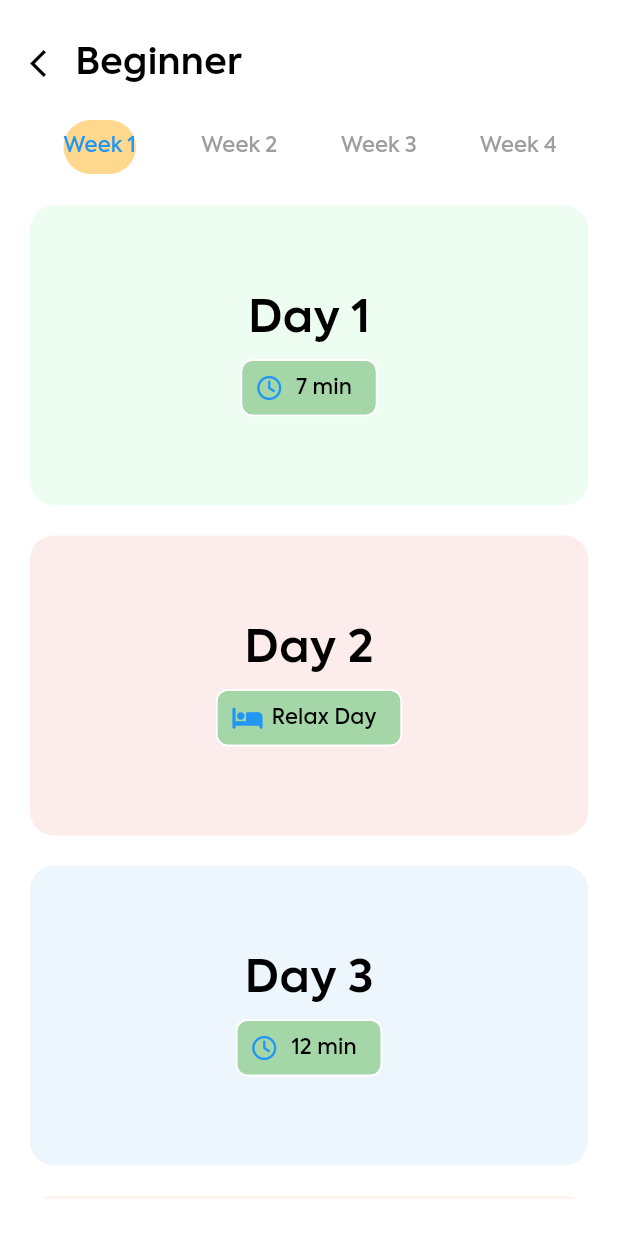
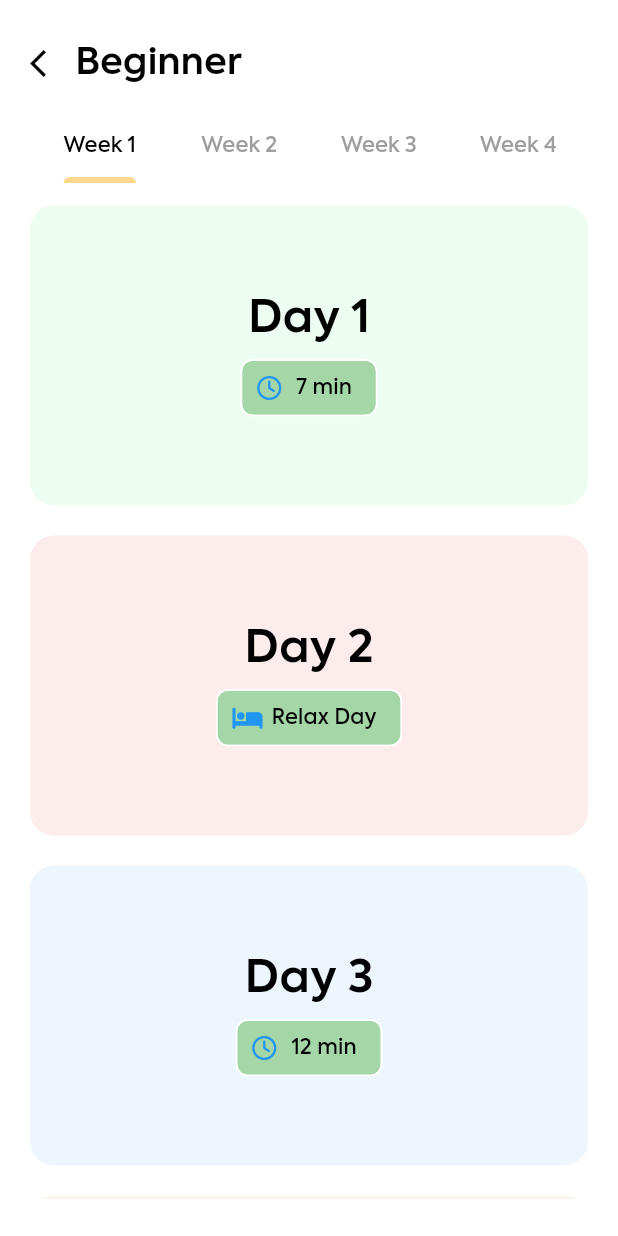
Before and after one commit to KimVinod/befit2, a Flutter app: the WorkoutBeginner screen opened directly, on a phone screen of 412 x 824 dp. Run offline on Flutter 3.47's test engine with Material 3 defaults, Android fonts, the phone set to English and light mode, and no system bars; our stand-ins replace countup, firebase_core, firebase_crashlytics, firebase_messaging, flutter_animation_progress_bar, flutter_expandable_fab and 11 more; missing offline and left inert: animated_digit, gif, horizontal_blocked_scroll_physics; accounts and stored records are empty; generated files the repository leaves out were written again; statements that could not run were skipped.

Commit message:
fix: Fix TabBar UI in workout screens

```diff
--- a/lib/screens/home/workout/beginner/workout_beginner_screen.dart
+++ b/lib/screens/home/workout/beginner/workout_beginner_screen.dart
@@ -68,9 +68,9 @@ class _WorkoutBeginnerState extends State<WorkoutBeginner> {
                   ],
                 ),
                 const SizedBox(height: 15),
-                Material(
-                  child: TabBar(
-                    indicatorColor: Colors.green,
+                TabBar(
+                  overlayColor: WidgetStateProperty.all(appUISecondaryColor.withValues(alpha: 0.2)),
+                  labelColor: Colors.black,
                   tabs: const [
                     Tab(text: "Week 1"),
                     Tab(text: "Week 2"),
@@ -78,14 +78,8 @@ class _WorkoutBeginnerState extends State<WorkoutBeginner> {
                     Tab(text: "Week 4"),
                   ],
                   unselectedLabelColor: Colors.grey,
-                    indicator: RectangularIndicator(
+                  indicator: MaterialIndicator(
                       color: appUISecondaryColor.withValues(alpha: 0.5),
-                        bottomLeftRadius: 100,
-                        bottomRightRadius: 100,
-                        topLeftRadius: 100,
-                        topRightRadius: 100,
-                        verticalPadding: 6
-                    ),
                   ),
                 ),
                 Expanded(
```
Also changed, not shown: lib/screens/home/workout/extreme/workout_extreme_screen.dart (+4 -13 lines), lib/screens/home/workout/intermediate/workout_intermediate_screen.dart (+6 -10 lines). Lines whose indentation alone changed are shown as unchanged.
